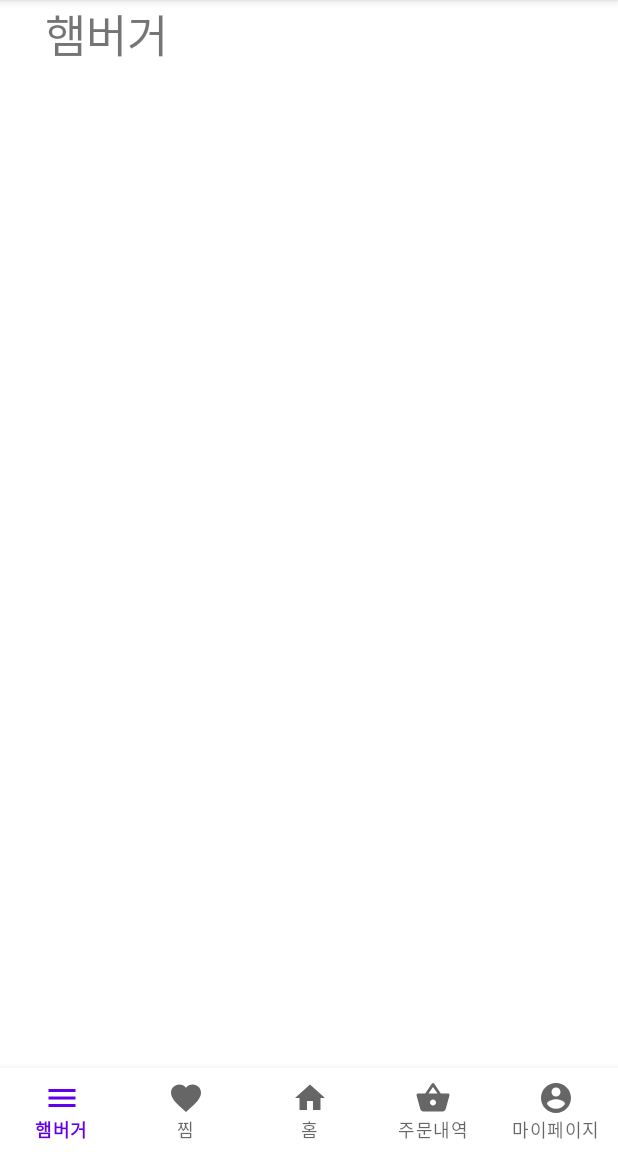
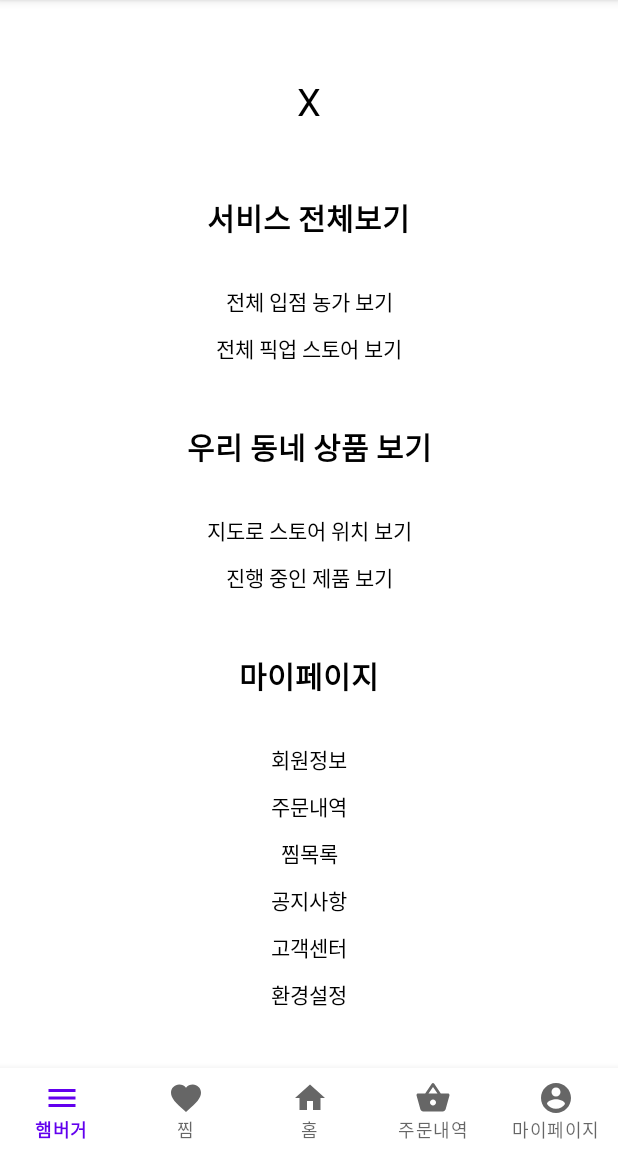
Before and after one commit to Gongdongjang/consumer_client, an Android app: the TotalList screen opened directly, with no data from a screen before it, on a phone screen of 412 x 824 dp, the part 84-1236 px from its top. Run offline under Robolectric (Android 15) with nearby library versions, the phone set to English and light mode, and no system bars; libraries missing offline, so code that uses them is left out: net.daum.mf.

Commit message:
[기능추가] 햄버거 fragment 구현

```diff
--- a/app/src/main/res/layout/fragment_total_list.xml
+++ b/app/src/main/res/layout/fragment_total_list.xml
@@ -6,11 +6,162 @@
     tools:context=".fragment.TotalList">
 
     <TextView
-        android:id="@+id/textView"
-        android:layout_width="214dp"
+        android:id="@+id/textView15"
+        android:layout_width="match_parent"
         android:layout_height="wrap_content"
-        android:layout_marginLeft="30dp"
-        android:text="햄버거"
-        android:textSize="30sp"/>
+        android:layout_marginTop="50dp"
+        android:gravity="center"
+        android:text="X"
+        android:textColor="#000000"
+        android:textSize="25sp" />
+
+    <LinearLayout
+        android:layout_width="match_parent"
+        android:layout_height="match_parent"
+        android:orientation="vertical">
+
+        <LinearLayout
+            android:layout_width="match_parent"
+            android:layout_height="wrap_content"
+            android:layout_marginTop="80dp"
+            android:gravity="center_horizontal"
+            android:orientation="vertical">
+
+            <TextView
+                android:id="@+id/textView"
+                android:layout_width="wrap_content"
+                android:layout_height="wrap_content"
+                android:layout_marginTop="50dp"
+                android:layout_marginBottom="30dp"
+                android:fontFamily="sans-serif-black"
+                android:text="서비스 전체보기"
+                android:textColor="#000000"
+                android:textSize="20sp" />
+
+            <TextView
+                android:id="@+id/showTotalFarm"
+                android:layout_width="match_parent"
+                android:layout_height="wrap_content"
+                android:gravity="center"
+                android:text="전체 입점 농가 보기"
+                android:textColor="#000000" />
+
+            <TextView
+                android:id="@+id/showTotalStore"
+                android:layout_width="match_parent"
+                android:layout_height="wrap_content"
+                android:layout_marginTop="10dp"
+                android:gravity="center"
+                android:text="전체 픽업 스토어 보기"
+                android:textColor="#000000" />
+
+        </LinearLayout>
+
+        <LinearLayout
+            android:layout_width="match_parent"
+            android:layout_height="wrap_content"
+            android:orientation="vertical">
+
+            <TextView
+                android:id="@+id/textView4"
+                android:layout_width="match_parent"
+                android:layout_height="wrap_content"
+                android:layout_marginTop="40dp"
+                android:layout_marginBottom="30dp"
+                android:fontFamily="sans-serif-black"
+                android:gravity="center"
+                android:text="우리 동네 상품 보기"
+                android:textColor="#000000"
+                android:textSize="20sp" />
+
+            <TextView
+                android:id="@+id/showStoreLoc"
+                android:layout_width="match_parent"
+                android:layout_height="wrap_content"
+                android:gravity="center"
+                android:text="지도로 스토어 위치 보기"
+                android:textColor="#000000" />
+
+            <TextView
+                android:id="@+id/showProduct"
+                android:layout_width="match_parent"
+                android:layout_height="wrap_content"
+                android:layout_marginTop="10dp"
+                android:gravity="center"
+                android:text="진행 중인 제품 보기"
+                android:textColor="#000000" />
+        </LinearLayout>
+
+        <LinearLayout
+            android:layout_width="match_parent"
+            android:layout_height="wrap_content"
+            android:orientation="vertical">
+
+            <TextView
+                android:id="@+id/textView8"
+                android:layout_width="match_parent"
+                android:layout_height="wrap_content"
+                android:layout_marginTop="40dp"
+                android:layout_marginBottom="30dp"
+                android:fontFamily="sans-serif-black"
+                android:gravity="center"
+                android:text="마이페이지"
+                android:textColor="#000000"
+                android:textSize="20sp" />
+
+            <TextView
+                android:id="@+id/userInformation"
+                android:layout_width="match_parent"
+                android:layout_height="wrap_content"
+                android:gravity="center"
+                android:text="회원정보"
+                android:textColor="#000000" />
+
+            <TextView
+                android:id="@+id/paymentInfo"
+                android:layout_width="match_parent"
+                android:layout_height="wrap_content"
+                android:layout_marginTop="10dp"
+                android:gravity="center"
+                android:text="주문내역"
+                android:textColor="#000000" />
+
+            <TextView
+                android:id="@+id/keepList"
+                android:layout_width="match_parent"
+                android:layout_height="wrap_content"
+                android:layout_marginTop="10dp"
+                android:gravity="center"
+                android:text="찜목록"
+                android:textColor="#000000" />
+
+            <TextView
+                android:id="@+id/notice"
+                android:layout_width="match_parent"
+                android:layout_height="wrap_content"
+                android:layout_marginTop="10dp"
+                android:gravity="center"
+                android:text="공지사항"
+                android:textColor="#000000" />
+
+            <TextView
+                android:id="@+id/userCenter"
+                android:layout_width="match_parent"
+                android:layout_height="wrap_content"
+                android:layout_marginTop="10dp"
+                android:gravity="center"
+                android:text="고객센터"
+                android:textColor="#000000" />
+
+            <TextView
+                android:id="@+id/settings"
+                android:layout_width="match_parent"
+                android:layout_height="wrap_content"
+                android:layout_marginTop="10dp"
+                android:gravity="center"
+                android:text="환경설정"
+                android:textColor="#000000" />
+        </LinearLayout>
+    </LinearLayout>
 
 </FrameLayout>
```
Also changed, not shown: app/src/main/java/com/example/consumer_client/fragment/Home.java (+5 -6 lines).
